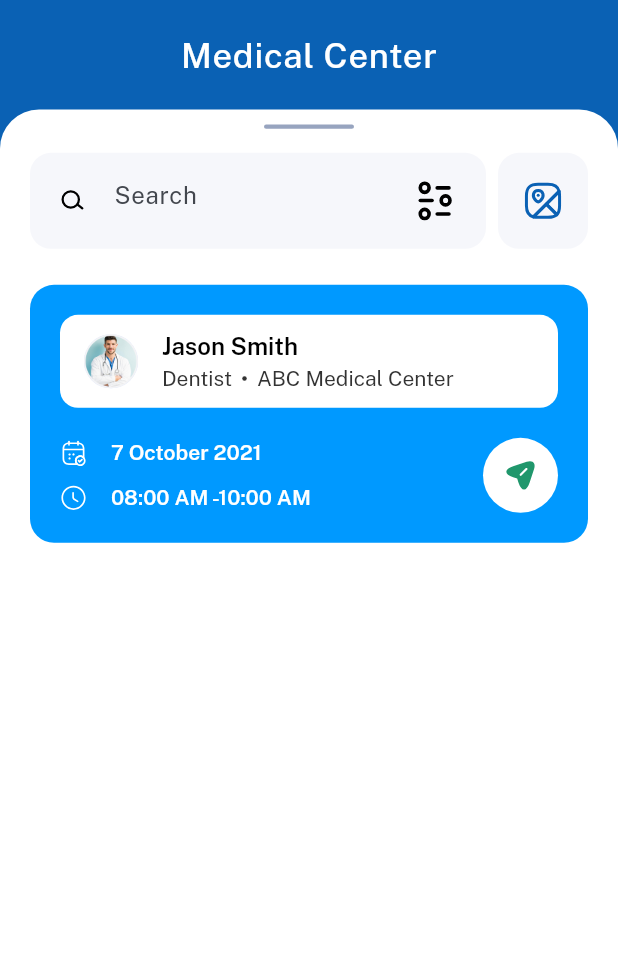
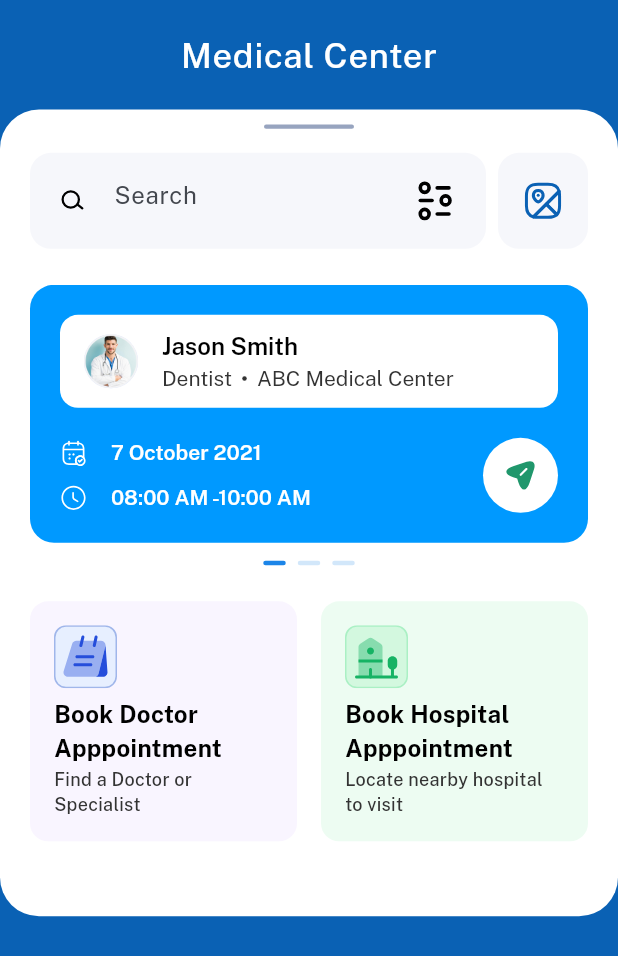
Before and after one commit to Ekojode/flutter-assesment, a Flutter app: the screen it shows after launch, on a phone screen of 412 x 824 dp. Shown: the top 956 px of the screen. Run offline on Flutter 3.47's test engine with Material 3 defaults, Android fonts, the phone set to English and light mode, and no system bars; drawn by our look-alikes of smooth_page_indicator; our stand-ins replace flutter_svg.

Commit message:
Implemented Appointment Cards

```diff
--- a/paxform_medical/lib/ui/screens/dashboard_view.dart
+++ b/paxform_medical/lib/ui/screens/dashboard_view.dart
@@ -10,11 +10,12 @@ class DashboardView extends StatelessWidget {
   Widget build(BuildContext context) {
     return Scaffold(
       backgroundColor: AppColors.primary,
-      body: SafeArea(
+      body: SizedBox(
         child: SingleChildScrollView(
           child: Column(
             children: [
               SizedBox(width: double.infinity),
+              SizedBox(height: MediaQuery.of(context).padding.top),
               AppSpacing.v20,
               Text(
                 "Medical Center",
@@ -29,8 +30,8 @@ class DashboardView extends StatelessWidget {
               Container(
                 width: double.infinity,
                 padding: EdgeInsets.only(
-                  left: 20,
-                  right: 20,
+                  left: 0,
+                  right: 0,
                   top: 10,
                   bottom: 50,
                 ),
@@ -46,7 +47,7 @@ class DashboardView extends StatelessWidget {
                     AppSpacing.v24,
                     MainDoctor(),
                     AppSpacing.v24,
-                    SizedBox(height: 10000),
+                    BookAppointmentRow(),
                   ],
                 ),
               ),
--- /dev/null
+++ b/paxform_medical/lib/ui/widgets/book_appointment_card.dart
@@ -0,0 +1,87 @@
+import 'package:flutter/material.dart';
+import 'package:flutter_svg/svg.dart';
+
+import '../../core/core.dart';
+
+class BookAppointmentRow extends StatelessWidget {
+  const BookAppointmentRow({super.key});
+
+  @override
+  Widget build(BuildContext context) {
+    return Padding(
+      padding: EdgeInsets.symmetric(horizontal: 20),
+      child: Row(
+        children: [
+          Expanded(
+            child: BookAppointmentCard(
+              icon: AppAssets.doctorAppointmentIcon,
+              title: "Book Doctor Apppointment",
+              subTitle: "Find a Doctor or Specialist",
+              color: AppColors.cardBgPurple,
+            ),
+          ),
+          AppSpacing.h16,
+          Expanded(
+            child: BookAppointmentCard(
+              title: "Book Hospital Apppointment",
+              subTitle: "Locate nearby hospital to visit",
+              icon: AppAssets.hospitalAppointmentIcon,
+              color: AppColors.cardBgGreen,
+            ),
+          ),
+        ],
+      ),
+    );
+  }
+}
+
+class BookAppointmentCard extends StatelessWidget {
+  final Color color;
+  final String icon, title, subTitle;
+
+  const BookAppointmentCard({
+    super.key,
+    required this.color,
+    required this.icon,
+    required this.title,
+    required this.subTitle,
+  });
+
+  @override
+  Widget build(BuildContext context) {
+    return Container(
+      padding: EdgeInsets.all(16),
+      height: 160,
+      decoration: BoxDecoration(
+        borderRadius: BorderRadius.circular(12),
+        color: color,
+      ),
+      child: Column(
+        crossAxisAlignment: CrossAxisAlignment.start,
+        children: [
+          SvgPicture.asset(icon, height: 42, width: 42),
+          SizedBox(width: double.infinity),
+          Spacer(),
+          Text(
+            title,
+            style: TextStyle(
+              fontWeight: FontWeight.w700,
+              fontSize: 16,
+              letterSpacing: 0.2,
+              color: AppColors.primaryText,
+            ),
+          ),
+          Text(
+            subTitle,
+            style: TextStyle(
+              fontSize: 12,
+              fontWeight: FontWeight.w500,
+              letterSpacing: 0.2,
+              color: AppColors.secondaryText,
+            ),
+          ),
+        ],
+      ),
+    );
+  }
+}
--- a/paxform_medical/lib/ui/widgets/main_doctor.dart
+++ b/paxform_medical/lib/ui/widgets/main_doctor.dart
@@ -1,10 +1,51 @@
 import 'package:flutter/material.dart';
 import 'package:flutter_svg/svg.dart';
+import 'package:smooth_page_indicator/smooth_page_indicator.dart';
 
 import '../../core/core.dart';
 
 class MainDoctor extends StatelessWidget {
   const MainDoctor({super.key});
+
+  @override
+  Widget build(BuildContext context) {
+    final controller = PageController();
+    return SizedBox(
+      height: 187,
+      child: Column(
+        mainAxisAlignment: MainAxisAlignment.spaceBetween,
+        children: [
+          SizedBox(
+            height: 172,
+            child: PageView.builder(
+              scrollDirection: Axis.horizontal,
+              controller: controller,
+              itemBuilder: (context, i) => Padding(
+                padding: const EdgeInsets.symmetric(horizontal: 20.0),
+                child: MainDoctorCard(),
+              ),
+            ),
+          ),
+
+          SmoothPageIndicator(
+            controller: controller,
+            count: 3,
+            effect: WormEffect(
+              dotHeight: 3,
+              activeDotColor: Color(0XFF1C85E8),
+              dotColor: Color(0XFF1C85E8).withValues(alpha: 0.2),
+              dotWidth: 15,
+              type: WormType.thinUnderground,
+            ),
+          ),
+        ],
+      ),
+    );
+  }
+}
+
+class MainDoctorCard extends StatelessWidget {
+  const MainDoctorCard({super.key});
 
   @override
   Widget build(BuildContext context) {
--- a/paxform_medical/lib/ui/widgets/search_bar.dart
+++ b/paxform_medical/lib/ui/widgets/search_bar.dart
@@ -8,7 +8,9 @@ class AppSearchBar extends StatelessWidget {
 
   @override
   Widget build(BuildContext context) {
-    return Row(
+    return Padding(
+      padding: const EdgeInsets.symmetric(horizontal: 20),
+      child: Row(
         children: [
           Expanded(
             child: Container(
@@ -30,7 +32,10 @@ class AppSearchBar extends StatelessWidget {
                     padding: const EdgeInsets.only(right: 20.0),
                     child: SizedBox(
                       height: 24,
-                    child: SvgPicture.asset(AppAssets.settingsIcon, height: 24),
+                      child: SvgPicture.asset(
+                        AppAssets.settingsIcon,
+                        height: 24,
+                      ),
                     ),
                   ),
                 ),
@@ -49,6 +54,7 @@ class AppSearchBar extends StatelessWidget {
             child: SvgPicture.asset(AppAssets.mapIcon),
           ),
         ],
+      ),
     );
   }
 }
--- a/paxform_medical/lib/ui/widgets/widgets.dart
+++ b/paxform_medical/lib/ui/widgets/widgets.dart
@@ -1,3 +1,4 @@
 export './little_divider.dart';
 export './search_bar.dart';
 export './main_doctor.dart';
+export './book_appointment_card.dart';
--- a/paxform_medical/pubspec.yaml
+++ b/paxform_medical/pubspec.yaml
@@ -15,6 +15,7 @@ dependencies:
 
   cupertino_icons: ^1.0.8
   flutter_svg: ^2.2.1
+  smooth_page_indicator: ^1.2.1
 
 dev_dependencies:
   flutter_test:
```
Also changed, not shown: paxform_medical/pubspec.lock. Lines whose indentation alone changed are shown as unchanged.
